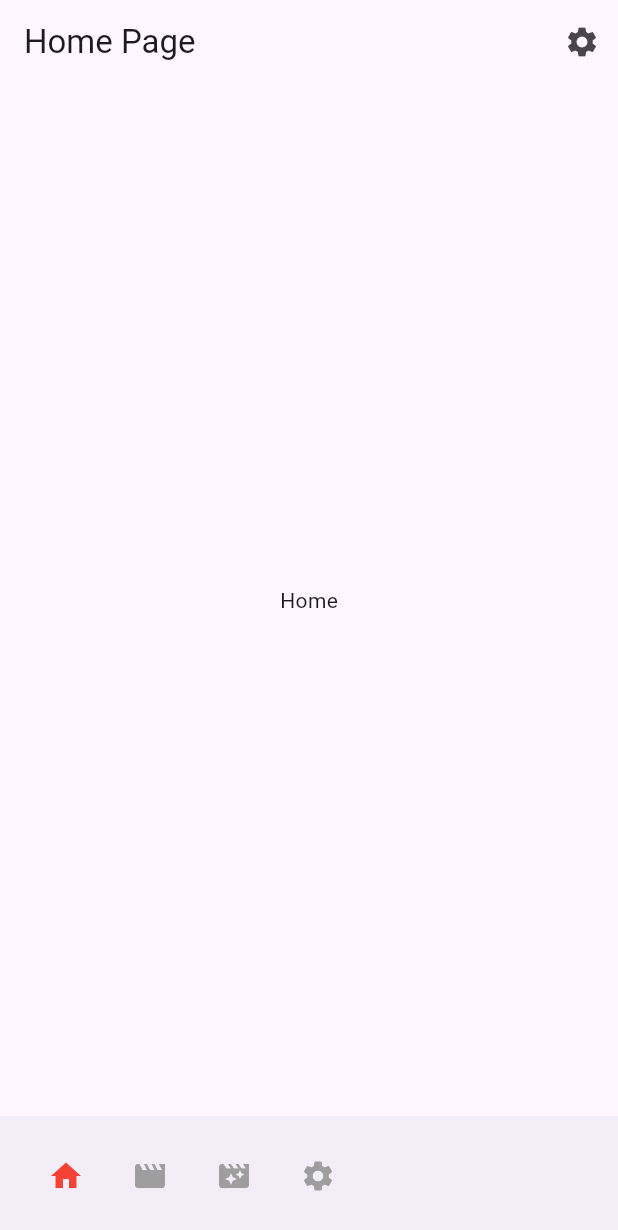
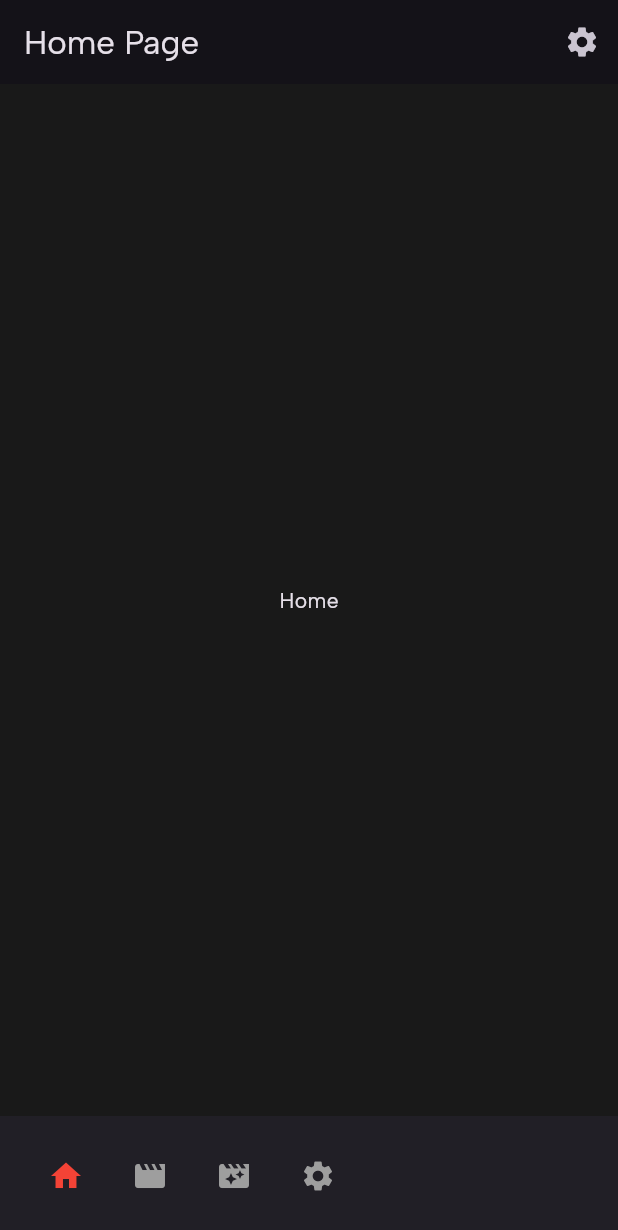
Before and after one commit to Al3xnadra/flutter_movies_api, a Flutter app: the screen it shows after launch, on a phone screen of 412 x 824 dp. Shown: the top 1230 px of the screen. Run offline on Flutter 3.47's test engine with Material 3 defaults, Android fonts, the phone set to English and light mode, and no system bars; our stand-ins replace dio, flutter_bloc, flutter_dotenv, freezed_annotation, get_it, go_router and 2 more; generated files the repository leaves out were written again.

Commit message:
Add AlbertSans font family and integrate into theme configuration

```diff
--- /dev/null
+++ b/lib/app/config/theme_app.dart
@@ -0,0 +1,11 @@
+import 'package:flutter/material.dart';
+import 'package:flutter_movies_api/app/config/constants.dart';
+
+class ThemeApp {
+  static ThemeData lightTheme = ThemeData();
+
+  static ThemeData darkTheme = ThemeData(
+      scaffoldBackgroundColor: bgColor,
+      fontFamily: 'AlbertSans',
+      brightness: Brightness.dark);
+}
--- a/lib/src/app.dart
+++ b/lib/src/app.dart
@@ -2,6 +2,7 @@ import 'package:flutter/material.dart';
 import 'package:flutter_bloc/flutter_bloc.dart';
 // import 'package:flutter_gen/gen_l10n/app_localizations.dart';
 import 'package:flutter_localizations/flutter_localizations.dart';
+import 'package:flutter_movies_api/app/config/theme_app.dart';
 import 'package:flutter_movies_api/domain/models/movie_model.dart';
 import 'package:flutter_movies_api/domain/models/series_model.dart';
 import 'package:flutter_movies_api/features/bottom_navigation/view/bottom_navigation_view.dart';
@@ -40,7 +41,8 @@ class MyApp extends StatelessWidget {
           ],
           // onGenerateTitle: (BuildContext context) =>
           // AppLocalizations.of(context)!.appTitle,
-          theme: ThemeData(),
+          // theme: ThemeData(),
+          theme: ThemeApp.darkTheme,
           // darkTheme: ThemeData.dark(),
           themeMode: settingsController.themeMode,
           routerConfig: GoRouter(
```
Also changed, not shown: pubspec.yaml (+9 -0 lines), assets/fonts/AlbertSans-Bold.ttf (added), assets/fonts/AlbertSans-Medium.ttf (added), assets/fonts/AlbertSans-Regular.ttf (added).
